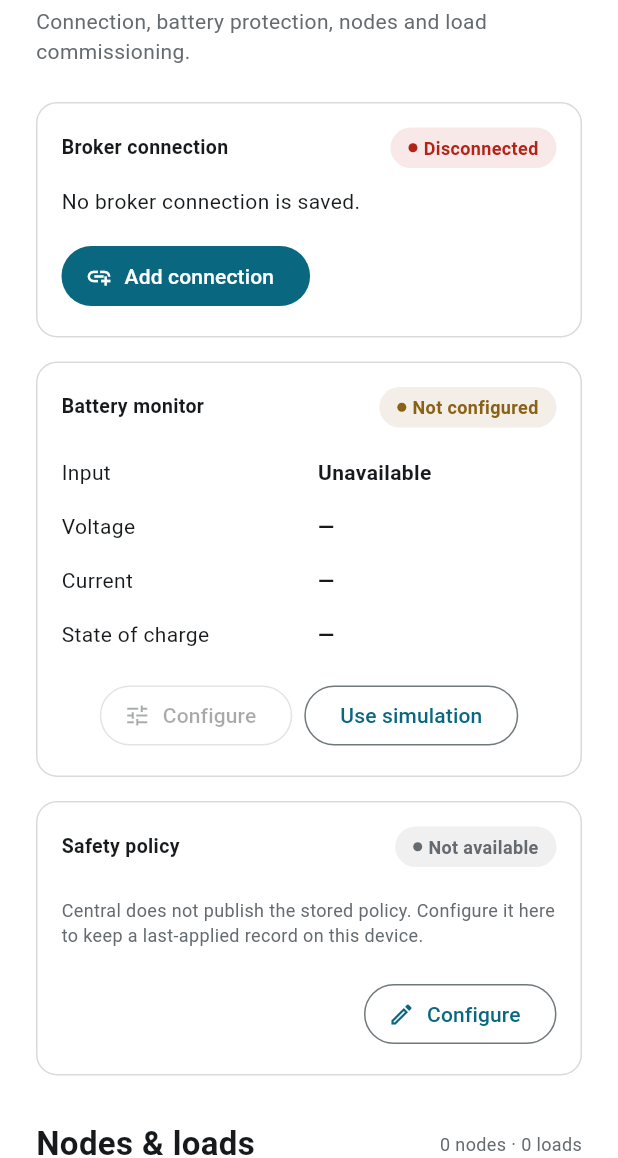
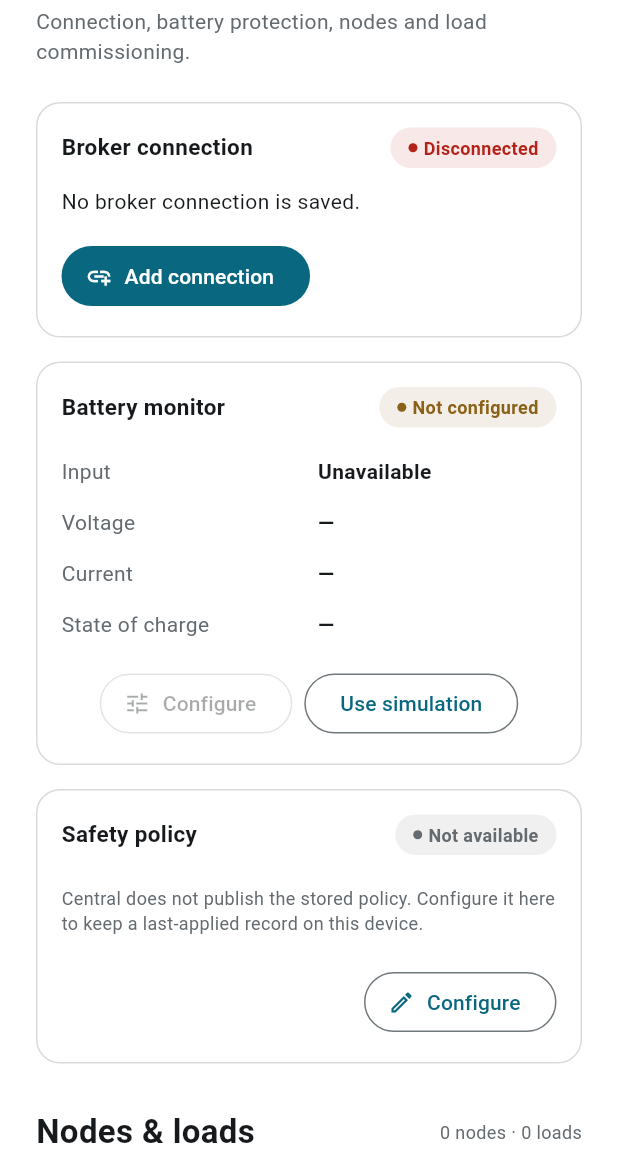
Before and after one commit to SilasChalwe/kilowatts-mobile, a Flutter app: the InstallerConsoleScreen screen opened directly, on a phone screen of 412 x 824 dp, the part 78-1236 px from its top. Run offline on Flutter 3.47's test engine with Material 3 defaults, Android fonts, the phone set to English and light mode, and no system bars; our stand-ins replace cloud_firestore, firebase_auth, firebase_core, flutter_secure_storage, shared_preferences; missing offline and left inert: mqtt_client; accounts and stored records are empty.

Commit message:
Normalize card hierarchy and spacing

```diff
--- a/lib/core/widgets/section_card.dart
+++ b/lib/core/widgets/section_card.dart
@@ -25,7 +25,7 @@ class SectionCard extends StatelessWidget {
       padding: padding,
       decoration: BoxDecoration(
         color: AppColors.surface,
-        borderRadius: BorderRadius.circular(14),
+        borderRadius: BorderRadius.circular(AppRadius.lg),
         border: Border.all(color: AppColors.border),
       ),
       child: Column(
@@ -33,9 +33,18 @@ class SectionCard extends StatelessWidget {
         children: [
           if (title != null) ...[
             Row(
+              crossAxisAlignment: CrossAxisAlignment.center,
               children: [
-                Expanded(child: Text(title!, style: AppTextStyles.label)),
-                ?trailing,
+                Expanded(
+                  child: Text(
+                    title!,
+                    style: AppTextStyles.body.copyWith(
+                      fontWeight: FontWeight.w700,
+                      fontSize: 15,
+                    ),
+                  ),
+                ),
+                if (trailing != null) trailing!,
               ],
             ),
             const SizedBox(height: AppSpacing.sm),
@@ -64,14 +73,26 @@ class SectionRow extends StatelessWidget {
   @override
   Widget build(BuildContext context) {
     final row = Padding(
-      padding: const EdgeInsets.symmetric(vertical: AppSpacing.xs),
+      padding: const EdgeInsets.symmetric(vertical: 7),
       child: Row(
         crossAxisAlignment: CrossAxisAlignment.start,
         children: [
-          Expanded(child: Text(label, style: AppTextStyles.body)),
+          Expanded(
+            child: Text(
+              label,
+              style: AppTextStyles.body.copyWith(
+                color: AppColors.textSecondary,
+              ),
+            ),
+          ),
           const SizedBox(width: AppSpacing.sm),
           if (valueWidget != null)
-            Flexible(child: Align(alignment: Alignment.centerRight, child: valueWidget!))
+            Flexible(
+              child: Align(
+                alignment: Alignment.centerRight,
+                child: valueWidget!,
+              ),
+            )
           else
             Flexible(
               child: Text(
@@ -84,7 +105,7 @@ class SectionRow extends StatelessWidget {
           if (onTap != null) ...[
             const SizedBox(width: AppSpacing.xxs),
             const Icon(
-              Icons.chevron_right,
+              Icons.chevron_right_rounded,
               size: 18,
               color: AppColors.textSecondary,
             ),
@@ -95,7 +116,7 @@ class SectionRow extends StatelessWidget {
 
     if (onTap == null) return row;
     return InkWell(
-      borderRadius: BorderRadius.circular(8),
+      borderRadius: BorderRadius.circular(AppRadius.sm),
       onTap: onTap,
       child: row,
     );
```
